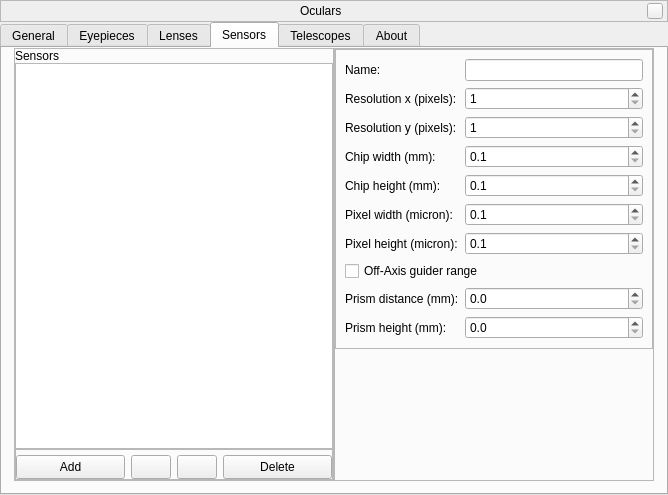
First picture: the form in plugins/Oculars/src/gui/ocularDialog.ui, repository 519984307/stellarium_src, before the edit.
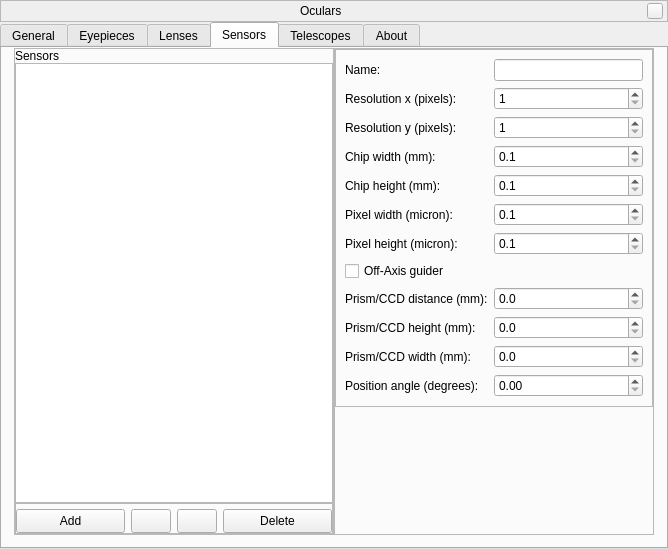
Second picture: the form after the edit. The open tabs and pages were chosen to show the change. Icons and pictures are not drawn. Custom widgets are drawn as their Qt base class.

Commit message: Added some improvements for Off-Axis Guider feature

Patch:
```diff
--- a/plugins/Oculars/src/gui/ocularDialog.ui
+++ b/plugins/Oculars/src/gui/ocularDialog.ui
@@ -7,7 +7,7 @@
     <x>0</x>
     <y>0</y>
     <width>668</width>
-    <height>495</height>
+    <height>549</height>
    </rect>
   </property>
   <property name="sizePolicy">
@@ -1364,7 +1364,7 @@
                 <item row="8" column="0">
                  <widget class="QLabel" name="OAGDist_lbl">
                   <property name="text">
-                   <string>Prism distance (mm):</string>
+                   <string>Prism/CCD distance (mm):</string>
                   </property>
                  </widget>
                 </item>
@@ -1381,7 +1381,7 @@
                 <item row="9" column="0">
                  <widget class="QLabel" name="OAGPrismH_lbl">
                   <property name="text">
-                   <string>Prism height (mm):</string>
+                   <string>Prism/CCD height (mm):</string>
                   </property>
                  </widget>
                 </item>
@@ -1395,10 +1395,41 @@
                   </property>
                  </widget>
                 </item>
+                <item row="10" column="0">
+                 <widget class="QLabel" name="OAGPrismW_lbl">
+                  <property name="text">
+                   <string>Prism/CCD width (mm):</string>
+                  </property>
+                 </widget>
+                </item>
+                <item row="10" column="1">
+                 <widget class="QDoubleSpinBox" name="OAGPrismW">
+                  <property name="decimals">
+                   <number>1</number>
+                  </property>
+                  <property name="singleStep">
+                   <double>0.100000000000000</double>
+                  </property>
+                 </widget>
+                </item>
+                <item row="11" column="0">
+                 <widget class="QLabel" name="OAGPrismPA_lbl">
+                  <property name="text">
+                   <string>Position angle (degrees):</string>
+                  </property>
+                 </widget>
+                </item>
+                <item row="11" column="1">
+                 <widget class="QDoubleSpinBox" name="OAGPrismPA">
+                  <property name="singleStep">
+                   <double>0.010000000000000</double>
+                  </property>
+                 </widget>
+                </item>
                 <item row="7" column="0" colspan="2">
                  <widget class="QCheckBox" name="OAG_checkBox">
                   <property name="text">
-                   <string>Off-Axis guider range</string>
+                   <string>Off-Axis guider</string>
                   </property>
                  </widget>
                 </item>
```
The commit also changes 4 other files.
